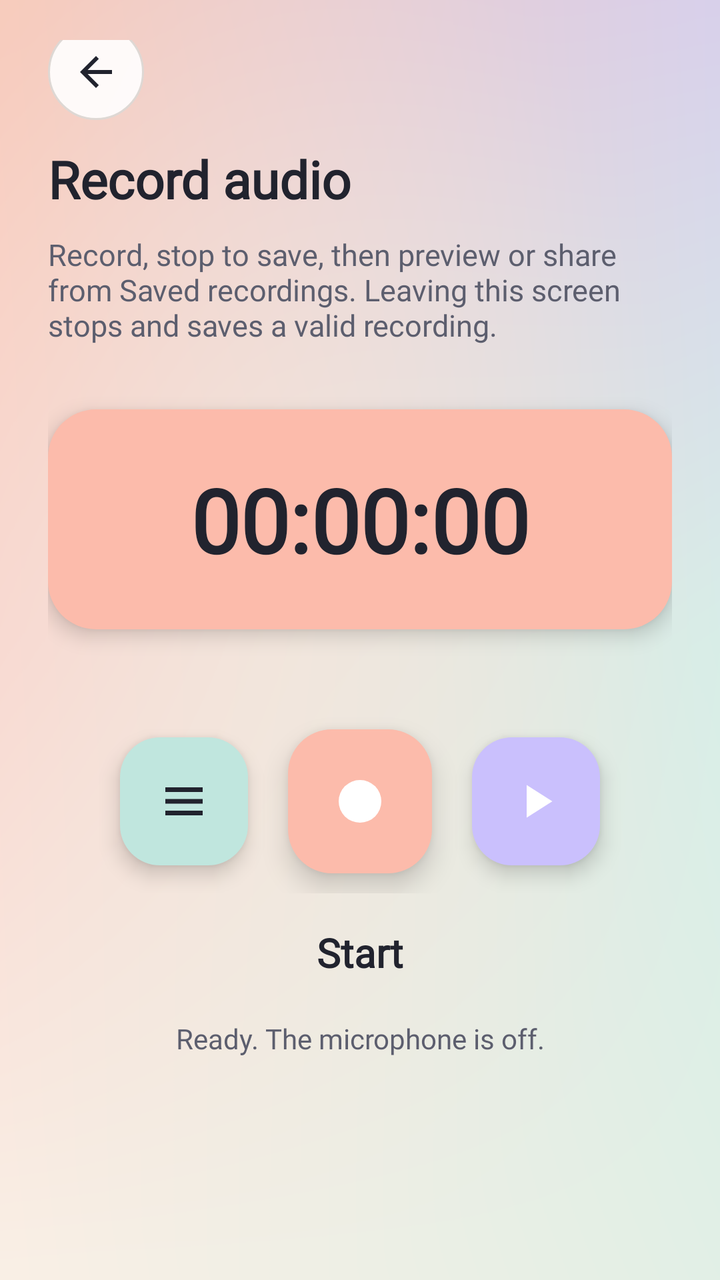
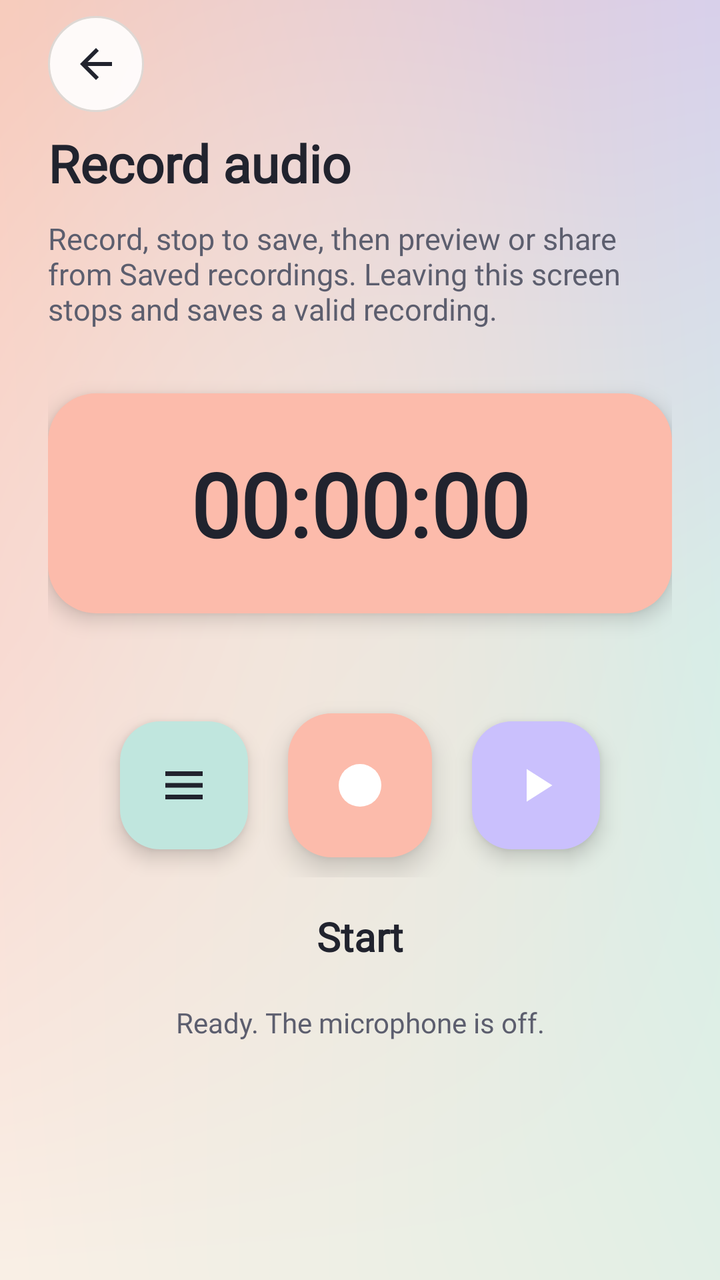

Before-and-after screenshots of an Android layout around one commit, followed by the original layout XML and the change that was made.
<!-- AndroidManifest.xml: application theme Theme.DecMictospeaker -->
<!-- res/layout/activity_record_audio_new.xml -->
<?xml version="1.0" encoding="utf-8"?>
<LinearLayout xmlns:android="http://schemas.android.com/apk/res/android"
    xmlns:app="http://schemas.android.com/apk/res-auto"
    android:layout_width="match_parent"
    android:layout_height="match_parent"
    android:orientation="vertical"
    android:background="@drawable/bg_pastel_mesh">

    
    <RelativeLayout
        android:layout_width="match_parent"
        android:layout_height="wrap_content"
        android:paddingStart="24dp"
        android:paddingTop="20dp"
        android:paddingEnd="24dp"
        android:paddingBottom="4dp">

        <ImageButton
            android:id="@+id/iv_back"
            style="@style/ToolControlCircleBack"
            android:layout_alignParentStart="true"
            android:layout_centerVertical="true"
            android:src="@drawable/tool_back"
            app:tint="@color/quality_text"
            android:contentDescription="@string/tool_back" />
    </RelativeLayout>

    <androidx.core.widget.NestedScrollView
        android:layout_width="match_parent"
        android:layout_height="0dp"
        android:layout_weight="1"
        android:fillViewport="true">

        <LinearLayout
            android:layout_width="match_parent"
            android:layout_height="wrap_content"
            android:orientation="vertical"
            android:paddingStart="24dp"
            android:paddingEnd="24dp"
            android:paddingBottom="24dp">

            <TextView
                android:id="@+id/tv_tittle"
                style="@style/ToolTitle"
                android:text="@string/quality_record_title" />

            <TextView
                style="@style/ToolBody"
                android:text="@string/tool_record_help" />

            
            <FrameLayout
                android:layout_width="match_parent"
                android:layout_height="110dp"
                android:layout_marginTop="32dp"
                android:layout_marginBottom="24dp"
                android:background="@drawable/card_timer_peach"
                android:elevation="6dp">

                <TextView
                    android:id="@+id/tv_timer"
                    android:layout_width="wrap_content"
                    android:layout_height="wrap_content"
                    android:layout_gravity="center"
                    android:fontFamily="@font/poppins_bold"
                    android:text="@string/tool_timer_initial"
                    android:textColor="@color/quality_text"
                    android:textSize="44sp"
                    android:textStyle="bold" />
            </FrameLayout>

            
            <com.airbnb.lottie.LottieAnimationView
                android:id="@+id/lottie_record_wave"
                android:layout_width="match_parent"
                android:layout_height="48dp"
                android:layout_marginStart="24dp"
                android:layout_marginEnd="24dp"
                android:layout_marginTop="8dp"
                android:layout_marginBottom="6dp"
                app:lottie_fileName="lottie_wave_record.json"
                app:lottie_loop="true"
                app:lottie_autoPlay="false"
                android:visibility="gone" />

            
            <LinearLayout
                android:layout_width="match_parent"
                android:layout_height="wrap_content"
                android:layout_marginTop="16dp"
                android:gravity="center"
                android:orientation="horizontal">

                <ImageButton
                    android:id="@+id/iv_history"
                    style="@style/ToolControlMint"
                    android:layout_margin="10dp"
                    android:src="@drawable/tool_history"
                    app:tint="@color/quality_text"
                    android:contentDescription="@string/tool_saved" />

                <ImageButton
                    android:id="@+id/iv_start_stop_new"
                    style="@style/ToolControlPeach"
                    android:layout_margin="10dp"
                    android:src="@drawable/tool_record"
                    android:contentDescription="@string/tool_start_recording" />

                <ImageButton
                    android:id="@+id/iv_play"
                    style="@style/ToolControlLavender"
                    android:layout_margin="10dp"
                    android:src="@drawable/tool_play"
                    android:contentDescription="@string/tool_play_last" />
            </LinearLayout>

            <TextView
                android:id="@+id/tv_start_stop_new"
                android:layout_width="match_parent"
                android:layout_height="wrap_content"
                android:layout_marginTop="16dp"
                android:fontFamily="@font/poppins_bold"
                android:gravity="center"
                android:text="@string/tool_start"
                android:textColor="@color/quality_text"
                android:textSize="20sp"
                android:textStyle="bold" />

            <TextView
                android:id="@+id/studio_feedback"
                style="@style/ToolBody"
                android:layout_marginTop="20dp"
                android:gravity="center"
                android:text="@string/studio_ready"
                android:textColor="@color/quality_secondary"
                android:textSize="14sp" />
        </LinearLayout>
    </androidx.core.widget.NestedScrollView>

    <LinearLayout
        android:id="@+id/nativeLay"
        android:layout_width="match_parent"
        android:layout_height="wrap_content"
        android:gravity="center_horizontal"
        android:orientation="vertical" />
</LinearLayout>
<!-- resources referenced by this layout -->
<resources>
  <color name="quality_secondary">#5C5E6E</color>
  <color name="quality_text">#21232E</color>
  <!-- drawable card_timer_peach (drawable) -->
  <?xml version="1.0" encoding="utf-8"?>
  <shape xmlns:android="http://schemas.android.com/apk/res/android"
      android:shape="rectangle">
      <solid android:color="@color/pastel_peach" />
      <corners android:radius="24dp" />
  </shape>
  <!-- drawable tool_back (drawable) -->
  <vector xmlns:android="http://schemas.android.com/apk/res/android"
      android:width="24dp"
      android:height="24dp"
      android:viewportWidth="24"
      android:viewportHeight="24">
    <path
        android:fillColor="#21232E"
        android:pathData="M20,11H7.83l5.59,-5.59L12,4l-8,8 8,8 1.41,-1.41L7.83,13H20v-2z"/>
  </vector>
  <!-- drawable tool_history (drawable) -->
  <vector xmlns:android="http://schemas.android.com/apk/res/android"
      android:width="24dp"
      android:height="24dp"
      android:viewportWidth="24"
      android:viewportHeight="24">
    <path
        android:fillColor="#21232E"
        android:pathData="M4,6h16v2H4zm0,5h16v2H4zm0,5h16v2H4z"/>
  </vector>
  <!-- drawable tool_play (drawable) -->
  <vector xmlns:android="http://schemas.android.com/apk/res/android"
      android:width="24dp"
      android:height="24dp"
      android:viewportWidth="24"
      android:viewportHeight="24">
    <path
        android:fillColor="#FFFFFF"
        android:pathData="M8,5v14l11,-7z"/>
  </vector>
  <!-- drawable tool_record (drawable) -->
  <vector xmlns:android="http://schemas.android.com/apk/res/android"
      android:width="24dp"
      android:height="24dp"
      android:viewportWidth="24"
      android:viewportHeight="24">
    <path
        android:fillColor="#FFFFFF"
        android:pathData="M12,12m-8,0a8,8 0,1 1,16 0a8,8 0,1 1,-16 0"/>
  </vector>
  <string name="quality_record_title">Record audio</string>
  <string name="studio_ready">Ready. The microphone is off.</string>
  <string name="tool_back">Back</string>
  <string name="tool_play_last">Play last recording</string>
  <string name="tool_record_help">Record, stop to save, then preview or share from Saved recordings. Leaving this screen stops and saves a valid recording.</string>
  <string name="tool_saved">Saved recordings</string>
  <string name="tool_start">Start</string>
  <string name="tool_start_recording">Start recording</string>
  <string name="tool_timer_initial" translatable="false">00:00:00</string>
  <style name="ToolTitle">
          <item name="android:layout_width">match_parent</item>
          <item name="android:layout_height">wrap_content</item>
          <item name="android:textSize">26sp</item>
          <item name="android:textStyle">bold</item>
          <item name="android:fontFamily">@font/poppins_bold</item>
          <item name="android:textColor">@color/quality_text</item>
      </style>
  <color name="pastel_peach">#FCBBAB</color>
  <!-- drawable btn_squircle_mint (drawable) -->
  <?xml version="1.0" encoding="utf-8"?>
  <ripple xmlns:android="http://schemas.android.com/apk/res/android"
      android:color="@color/pastel_mint_pressed">
      <item>
          <shape android:shape="rectangle">
              <solid android:color="@color/pastel_mint" />
              <corners android:radius="20dp" />
          </shape>
      </item>
  </ripple>
  <color name="pastel_peach_pressed">#F8A693</color>
  <color name="pastel_mint">#C0E6DE</color>
  <color name="pastel_mint_pressed">#A9D8CE</color>
  <color name="pastel_circle_btn_pressed">#D9F0ED</color>
  <color name="pastel_circle_btn">#E6FFFFFF</color>
  <color name="studio_line">#DED8D4</color>
  <color name="pastel_lavender_pressed">#B8ACF5</color>
  <color name="pastel_lavender">#CAC0FD</color>
  <!-- unchanged entries left out for length: 10 -->
</resources>

<!-- the commit's change to res/layout/activity_record_audio_new.xml (unified diff, before → after) -->
@@ -7,23 +7,23 @@
     android:background="@drawable/bg_pastel_mesh">
 
     
-    <RelativeLayout
+    <LinearLayout
         android:layout_width="match_parent"
         android:layout_height="wrap_content"
+        android:gravity="center_vertical"
+        android:orientation="horizontal"
         android:paddingStart="24dp"
-        android:paddingTop="20dp"
+        android:paddingTop="8dp"
         android:paddingEnd="24dp"
-        android:paddingBottom="4dp">
+        android:paddingBottom="8dp">
 
         <ImageButton
             android:id="@+id/iv_back"
             style="@style/ToolControlCircleBack"
-            android:layout_alignParentStart="true"
-            android:layout_centerVertical="true"
             android:src="@drawable/tool_back"
             app:tint="@color/quality_text"
             android:contentDescription="@string/tool_back" />
-    </RelativeLayout>
+    </LinearLayout>
 
     <androidx.core.widget.NestedScrollView
         android:layout_width="match_parent"
@@ -81,7 +81,8 @@
                 app:lottie_fileName="lottie_wave_record.json"
                 app:lottie_loop="true"
                 app:lottie_autoPlay="false"
-                android:visibility="gone" />
+                android:visibility="gone"
+                android:importantForAccessibility="no" />
 
             
             <LinearLayout
